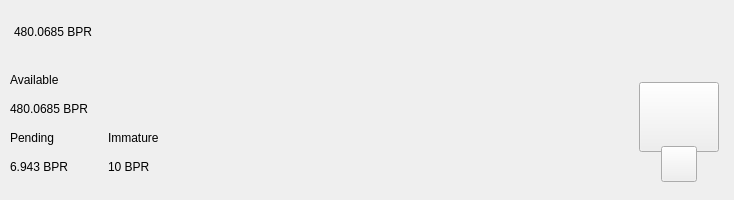
unixteam2020/po, file src/qt/Sombe_/Sombe/forms/topbar.ui: the form before one commit.
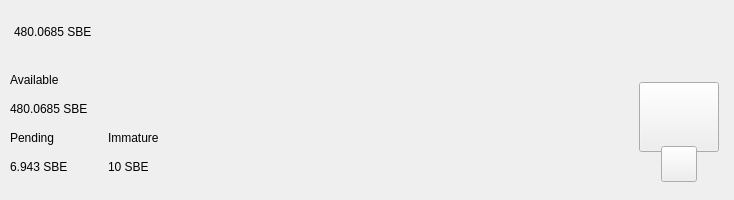
The form after the commit. Custom widgets are drawn as their Qt base class.

```diff
--- a/src/qt/Sombe_/Sombe/forms/topbar.ui
+++ b/src/qt/Sombe_/Sombe/forms/topbar.ui
@@ -119,7 +119,7 @@
                <string notr="true">padding:0px;margin:0px;</string>
               </property>
               <property name="text">
-               <string notr="true">480.0685 BPR</string>
+               <string notr="true">480.0685 SBE</string>
               </property>
              </widget>
             </item>
@@ -339,7 +339,7 @@
                <item>
                 <widget class="QLabel" name="labelAmountBpr">
                  <property name="text">
-                  <string notr="true">480.0685 BPR</string>
+                  <string notr="true">480.0685 SBE</string>
                  </property>
                 </widget>
                </item>
@@ -362,7 +362,7 @@
                  <item>
                   <widget class="QLabel" name="labelPendingBpr">
                    <property name="text">
-                    <string notr="true">6.943 BPR</string>
+                    <string notr="true">6.943 SBE</string>
                    </property>
                   </widget>
                  </item>
@@ -396,7 +396,7 @@
                  <item>
                   <widget class="QLabel" name="labelImmatureBpr">
                    <property name="text">
-                    <string notr="true">10 BPR</string>
+                    <string notr="true">10 SBE</string>
                    </property>
                   </widget>
                  </item>
```
Left out of the diff: 8 changed lines with no effect on the pictures.
